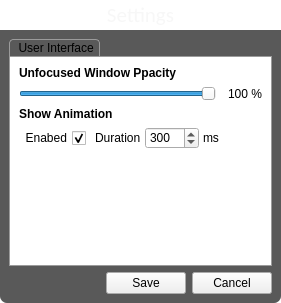
Before: the Qt Designer form UiModule/ui/SettingsWidget.ui in realXtend/tundra, drawn with Qt 5.
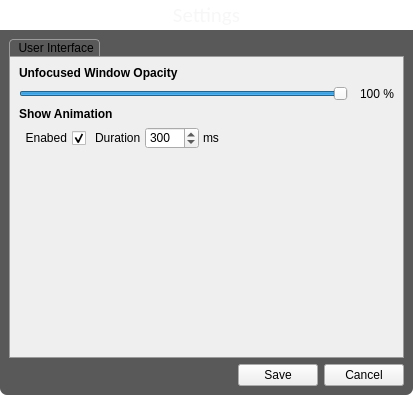
After: the same form once the commit is applied. Icons and pictures are not drawn.

Commit message: * TextureCache: stores decoded images to separate cache. So decoding needs to be done only once per texture. * Asset Cache improvements: clearing disk cache and new maz limit for disk cache and size monitoring. * Cache settings to UI: can edit asset and texture disk cache max size. Can reset both caches. Can say if only jpeg2000 textures should be cached or everything (default is only j2p). * New UiSettingsService for getting access to widget QObject* to connect to their signals

Diff of the .ui file:
```diff
--- a/UiModule/ui/SettingsWidget.ui
+++ b/UiModule/ui/SettingsWidget.ui
@@ -6,8 +6,8 @@
    <rect>
     <x>0</x>
     <y>0</y>
-    <width>281</width>
-    <height>303</height>
+    <width>413</width>
+    <height>395</height>
    </rect>
   </property>
   <property name="windowTitle">
@@ -19,7 +19,6 @@
 }
 
 QWidget#uiTab {
-	background-color: white;
 }
 
 QFrame#ContentFrame {
@@ -161,10 +160,16 @@
             </property>
             <item>
              <widget class="QTabWidget" name="settingsTabWidget">
+              <property name="autoFillBackground">
+               <bool>false</bool>
+              </property>
               <property name="currentIndex">
                <number>0</number>
               </property>
               <widget class="QWidget" name="uiTab">
+               <property name="autoFillBackground">
+                <bool>true</bool>
+               </property>
                <attribute name="title">
                 <string> User Interface</string>
                </attribute>
@@ -178,7 +183,7 @@
                    </font>
                   </property>
                   <property name="text">
-                   <string>Unfocused Window Ppacity</string>
+                   <string>Unfocused Window Opacity</string>
                   </property>
                  </widget>
                 </item>
```
The commit also changes 32 other files.
